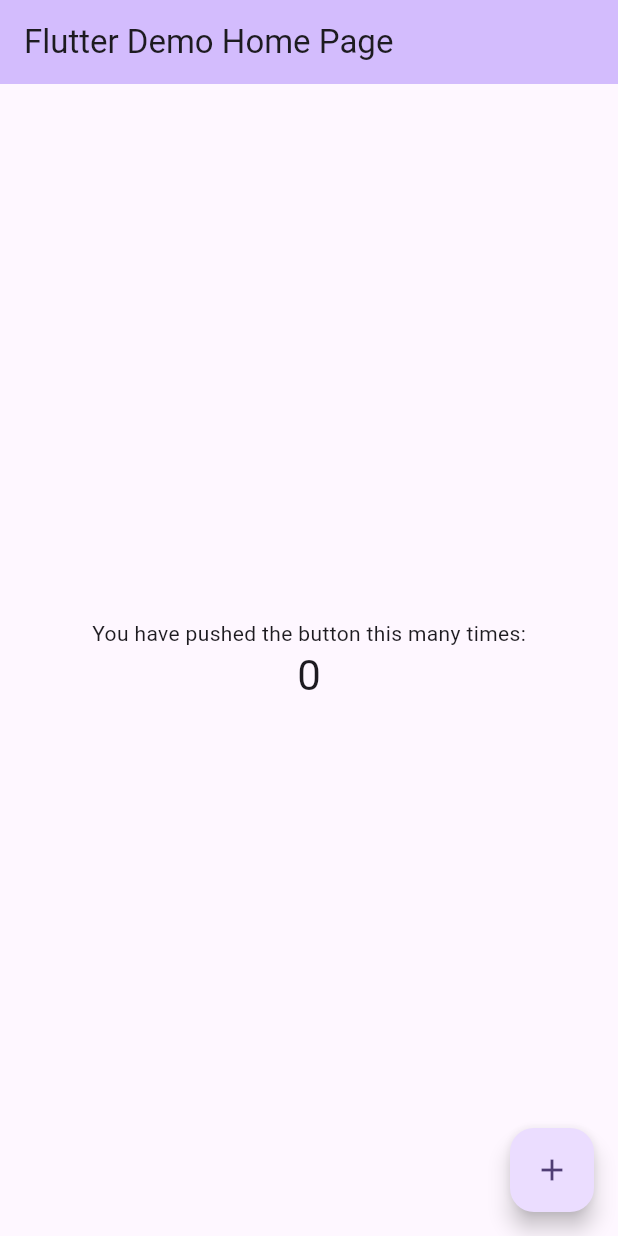
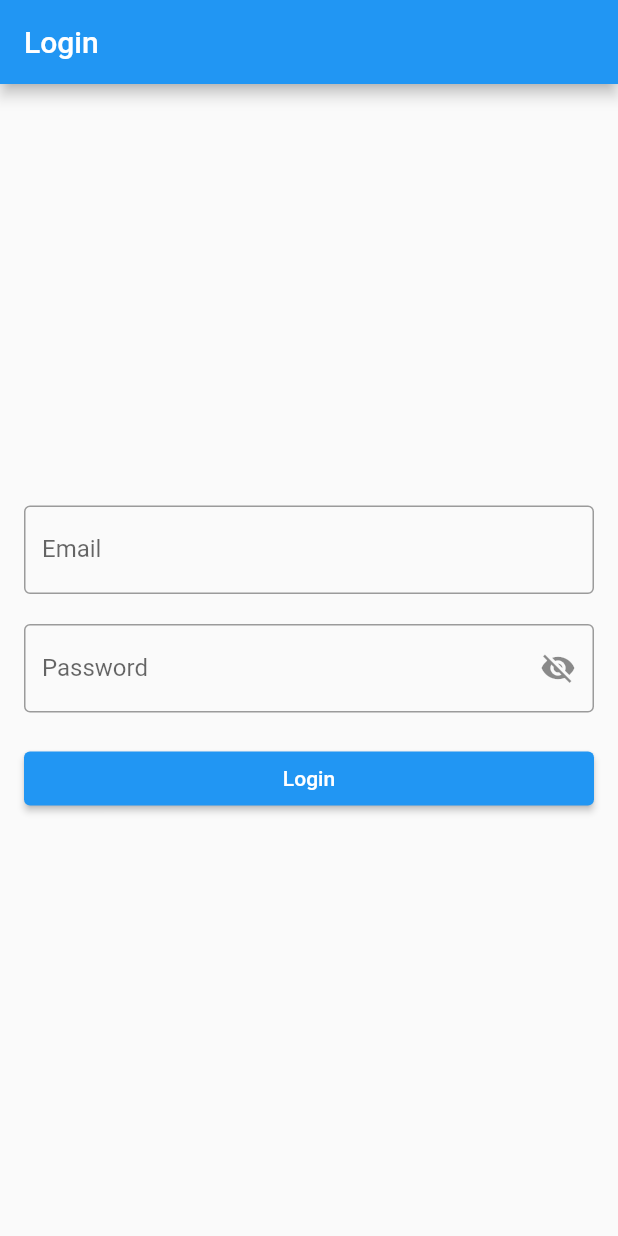
Before and after one commit to CBS-Developments/Workspace_web, a Flutter app: the screen it shows after launch, on a phone screen of 412 x 824 dp. Run offline on Flutter 3.47's test engine with Material 2 defaults, Android fonts, the phone set to English and light mode, and no system bars; our stand-ins replace shared_preferences.

Commit message:
Login created

```diff
--- a/workspace_web/lib/main.dart
+++ b/workspace_web/lib/main.dart
@@ -1,125 +1,48 @@
 import 'package:flutter/material.dart';
+import 'package:shared_preferences/shared_preferences.dart';
+import 'package:workspace_web/pages/loginPage.dart';
+import 'package:workspace_web/pages/taskPage.dart';
 
-void main() {
-  runApp(const MyApp());
+
+void main() async {
+  WidgetsFlutterBinding.ensureInitialized();
+  SharedPreferences prefs = await SharedPreferences.getInstance();
+
+  runApp(MyApp(prefs: prefs));
 }
 
 class MyApp extends StatelessWidget {
-  const MyApp({super.key});
+  final SharedPreferences prefs;
 
-  // This widget is the root of your application.
+  const MyApp({Key? key, required this.prefs}) : super(key: key);
+
   @override
   Widget build(BuildContext context) {
     return MaterialApp(
-      title: 'Flutter Demo',
+      debugShowCheckedModeBanner: false,
       theme: ThemeData(
-        // This is the theme of your application.
-        //
-        // TRY THIS: Try running your application with "flutter run". You'll see
-        // the application has a blue toolbar. Then, without quitting the app,
-        // try changing the seedColor in the colorScheme below to Colors.green
-        // and then invoke "hot reload" (save your changes or press the "hot
-        // reload" button in a Flutter-supported IDE, or press "r" if you used
-        // the command line to start the app).
-        //
-        // Notice that the counter didn't reset back to zero; the application
-        // state is not lost during the reload. To reset the state, use hot
-        // restart instead.
-        //
-        // This works for code too, not just values: Most code changes can be
-        // tested with just a hot reload.
-        colorScheme: ColorScheme.fromSeed(seedColor: Colors.deepPurple),
-        useMaterial3: true,
+        primarySwatch: Colors.blue,
       ),
-      home: const MyHomePage(title: 'Flutter Demo Home Page'),
+      home: LandingPage(prefs: prefs),
     );
   }
 }
 
-class MyHomePage extends StatefulWidget {
-  const MyHomePage({super.key, required this.title});
+class LandingPage extends StatelessWidget {
+  final SharedPreferences prefs;
 
-  // This widget is the home page of your application. It is stateful, meaning
-  // that it has a State object (defined below) that contains fields that affect
-  // how it looks.
-
-  // This class is the configuration for the state. It holds the values (in this
-  // case the title) provided by the parent (in this case the App widget) and
-  // used by the build method of the State. Fields in a Widget subclass are
-  // always marked "final".
-
-  final String title;
-
-  @override
-  State<MyHomePage> createState() => _MyHomePageState();
-}
-
-class _MyHomePageState extends State<MyHomePage> {
-  int _counter = 0;
-
-  void _incrementCounter() {
-    setState(() {
-      // This call to setState tells the Flutter framework that something has
-      // changed in this State, which causes it to rerun the build method below
-      // so that the display can reflect the updated values. If we changed
-      // _counter without calling setState(), then the build method would not be
-      // called again, and so nothing would appear to happen.
-      _counter++;
-    });
-  }
+  const LandingPage({Key? key, required this.prefs}) : super(key: key);
 
   @override
   Widget build(BuildContext context) {
-    // This method is rerun every time setState is called, for instance as done
-    // by the _incrementCounter method above.
-    //
-    // The Flutter framework has been optimized to make rerunning build methods
-    // fast, so that you can just rebuild anything that needs updating rather
-    // than having to individually change instances of widgets.
-    return Scaffold(
-      appBar: AppBar(
-        // TRY THIS: Try changing the color here to a specific color (to
-        // Colors.amber, perhaps?) and trigger a hot reload to see the AppBar
-        // change color while the other colors stay the same.
-        backgroundColor: Theme.of(context).colorScheme.inversePrimary,
-        // Here we take the value from the MyHomePage object that was created by
-        // the App.build method, and use it to set our appbar title.
-        title: Text(widget.title),
-      ),
-      body: Center(
-        // Center is a layout widget. It takes a single child and positions it
-        // in the middle of the parent.
-        child: Column(
-          // Column is also a layout widget. It takes a list of children and
-          // arranges them vertically. By default, it sizes itself to fit its
-          // children horizontally, and tries to be as tall as its parent.
-          //
-          // Column has various properties to control how it sizes itself and
-          // how it positions its children. Here we use mainAxisAlignment to
-          // center the children vertically; the main axis here is the vertical
-          // axis because Columns are vertical (the cross axis would be
-          // horizontal).
-          //
-          // TRY THIS: Invoke "debug painting" (choose the "Toggle Debug Paint"
-          // action in the IDE, or press "p" in the console), to see the
-          // wireframe for each widget.
-          mainAxisAlignment: MainAxisAlignment.center,
-          children: <Widget>[
-            const Text(
-              'You have pushed the button this many times:',
-            ),
-            Text(
-              '$_counter',
-              style: Theme.of(context).textTheme.headlineMedium,
-            ),
-          ],
-        ),
-      ),
-      floatingActionButton: FloatingActionButton(
-        onPressed: _incrementCounter,
-        tooltip: 'Increment',
-        child: const Icon(Icons.add),
-      ), // This trailing comma makes auto-formatting nicer for build methods.
-    );
+    return _decideMainPage();
+  }
+
+  Widget _decideMainPage() {
+    if (prefs.getString('login_state') != null) {
+      return const TaskPage();
+    } else {
+      return const LoginPage();
+    }
   }
 }
--- /dev/null
+++ b/workspace_web/lib/pages/loginPage.dart
@@ -0,0 +1,148 @@
+import 'package:flutter/material.dart';
+import 'package:http/http.dart' as http;
+import 'dart:convert';
+import 'package:shared_preferences/shared_preferences.dart';
+import 'package:workspace_web/pages/taskPage.dart';
+
+import '../componants.dart';
+
+class LoginPage extends StatefulWidget {
+  const LoginPage({Key? key}) : super(key: key);
+
+  @override
+  _LoginPageState createState() => _LoginPageState();
+}
+
+class _LoginPageState extends State<LoginPage> {
+  TextEditingController emailController = TextEditingController();
+  TextEditingController passwordController = TextEditingController();
+
+  bool _showPassword = false;
+
+  @override
+  Widget build(BuildContext context) {
+    return Scaffold(
+      appBar: AppBar(
+        title: const Text('Login'),
+      ),
+      body: Padding(
+        padding: const EdgeInsets.all(16.0),
+        child: Column(
+          mainAxisAlignment: MainAxisAlignment.center,
+          crossAxisAlignment: CrossAxisAlignment.stretch,
+          children: [
+            TextFormField(
+              controller: emailController,
+              decoration: InputDecoration(
+                labelText: 'Email',
+                border: OutlineInputBorder(),
+              ),
+            ),
+            const SizedBox(height: 20),
+            TextFormField(
+              controller: passwordController,
+              obscureText: !_showPassword,
+              decoration: InputDecoration(
+                labelText: 'Password',
+                border: OutlineInputBorder(),
+                suffixIcon: IconButton(
+                  icon: Icon(
+                    _showPassword ? Icons.visibility : Icons.visibility_off,
+                  ),
+                  onPressed: () {
+                    setState(() {
+                      _showPassword = !_showPassword;
+                    });
+                  },
+                ),
+              ),
+            ),
+            const SizedBox(height: 20),
+            ElevatedButton(
+              onPressed: () {
+                _login();
+              },
+              child: const Text('Login'),
+            ),
+          ],
+        ),
+      ),
+    );
+  }
+
+  Future<void> _login() async {
+    bool success = await login(context);
+    if (success) {
+      // Only navigate if login is successful and the account is activated
+      Navigator.pushReplacement(
+        context,
+        MaterialPageRoute(builder: (context) => const TaskPage()),
+      );
+    }
+  }
+
+  Future<bool> login(BuildContext context) async {
+    if (emailController.text.trim().isEmpty) {
+      snackBar(context, "Email can't be empty", Colors.redAccent);
+      return false;
+    }
+
+    if (emailController.text.trim().length < 3) {
+      snackBar(context, "Invalid Email.", Colors.yellow);
+      return false;
+    }
+
+    var url = "http://dev.workspace.cbs.lk/login.php";
+    var data = {
+      "email": emailController.text.toString().trim(),
+      "password_": passwordController.text.toString().trim(),
+    };
+
+    http.Response res = await http.post(
+      Uri.parse(url),
+      body: data,
+      headers: {
+        "Accept": "application/json",
+        "Content-Type": "application/x-www-form-urlencoded",
+      },
+      encoding: Encoding.getByName("utf-8"),
+    );
+
+    if (res.statusCode == 200) {
+      Map<String, dynamic> result = jsonDecode(res.body);
+      print(result);
+      bool status = result['status'];
+      if (status) {
+        if (result['activate'] == '1') {
+          SharedPreferences prefs = await SharedPreferences.getInstance();
+          prefs.setString('login_state', '1');
+          prefs.setString('user_name', result['user_name']);
+          prefs.setString('first_name', result['first_name']);
+          prefs.setString('last_name', result['last_name']);
+          prefs.setString('email', result['email']);
+          prefs.setString('password_', result['password_']);
+          prefs.setString('phone', result['phone']);
+          prefs.setString('employee_ID', result['employee_ID']);
+          prefs.setString('designation', result['designation']);
+          prefs.setString('company', result['company']);
+          prefs.setString('user_role', result['user_role']);
+          prefs.setString('activate', result['activate']);
+
+          // Successfully logged in and account is activated
+          return true;
+        } else {
+          snackBar(context, "Account Deactivated", Colors.redAccent);
+          return false; // Account deactivated
+        }
+      } else {
+        snackBar(context, "Incorrect Password", Colors.yellow);
+        return false; // Incorrect password
+      }
+    } else {
+      snackBar(context, "Error", Colors.redAccent);
+      return false; // Error during login
+    }
+  }
+
+
+}
--- a/workspace_web/pubspec.yaml
+++ b/workspace_web/pubspec.yaml
@@ -35,6 +35,8 @@ dependencies:
   # The following adds the Cupertino Icons font to your application.
   # Use with the CupertinoIcons class for iOS style icons.
   cupertino_icons: ^1.0.2
+  shared_preferences: any
+  http: any
 
 dev_dependencies:
   flutter_test:
```
Also changed, not shown: workspace_web/lib/colors.dart (added, +15 -0 lines), workspace_web/lib/componants.dart (added, +109 -0 lines), workspace_web/lib/pages/profilePage.dart (added, +268 -0 lines), workspace_web/lib/pages/taskPage.dart (added, +22 -0 lines), workspace_web/pubspec.lock, 1 other file.
